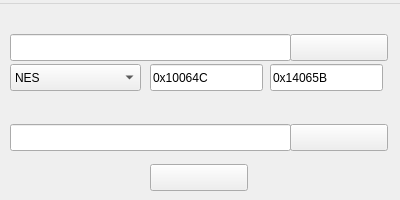
First picture: the form in mainwindow.ui, repository nastys/VCPatcher, before the edit.
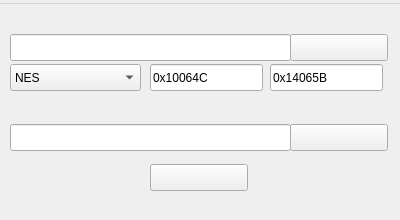
Second picture: the form after the edit. Icons and pictures are not drawn.

```diff
--- a/mainwindow.ui
+++ b/mainwindow.ui
@@ -7,19 +7,19 @@
     <x>0</x>
     <y>0</y>
     <width>400</width>
-    <height>200</height>
+    <height>220</height>
    </rect>
   </property>
   <property name="minimumSize">
    <size>
     <width>400</width>
-    <height>200</height>
+    <height>220</height>
    </size>
   </property>
   <property name="maximumSize">
    <size>
     <width>400</width>
-    <height>200</height>
+    <height>220</height>
    </size>
   </property>
   <property name="windowTitle">
```
